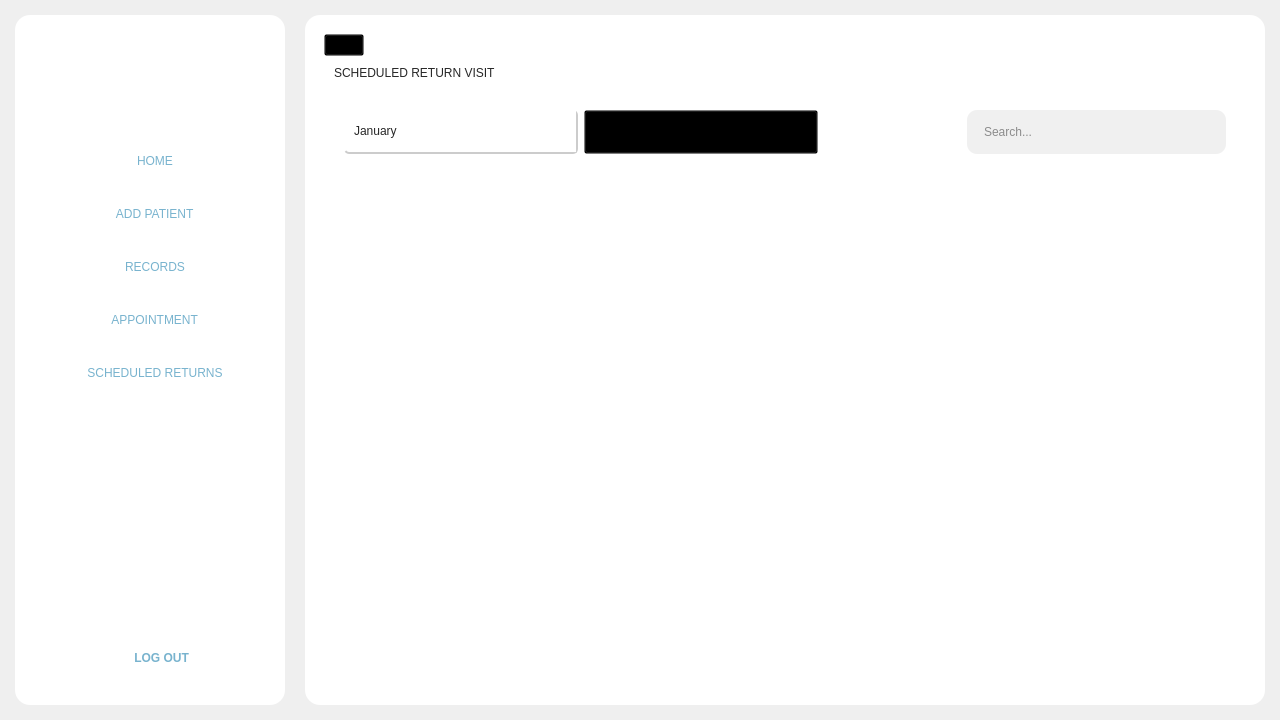
Before: the Qt Designer form Frontend/Home.ui in DreddVDomasian/Petmate-Desktop-Application, drawn with Qt 5.
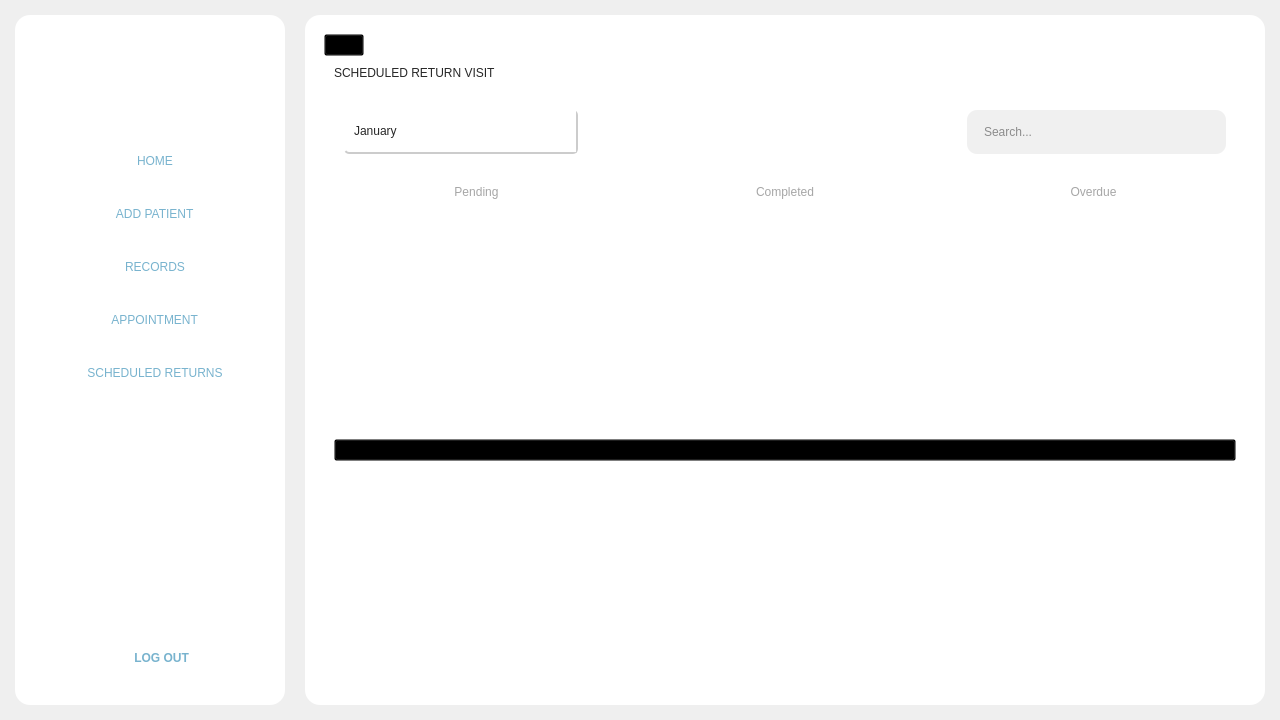
After: the same form once the commit is applied. The open tabs and pages were chosen to show the change. Icons and pictures are not drawn.

Commit message:
Add overdue status and UI for appointments and services
Backend serializers now provide overdue status for services and reminders for pets. Frontend UI and logic updated to support overdue, pending, completed, and cancelled states for both walk-in appointments and scheduled services, including new layouts, buttons, and filtering. Deletion now refreshes both appointment and service lists. Minor UI improvements and bug fixes included.

```diff
--- a/Frontend/Home.ui
+++ b/Frontend/Home.ui
@@ -3925,125 +3925,6 @@
                       </item>
                      </widget>
                     </item>
-                    <item>
-                     <widget class="QComboBox" name="comboBox_2">
-                      <property name="sizePolicy">
-                       <sizepolicy hsizetype="Expanding" vsizetype="Fixed">
-                        <horstretch>0</horstretch>
-                        <verstretch>0</verstretch>
-                       </sizepolicy>
-                      </property>
-                      <property name="minimumSize">
-                       <size>
-                        <width>234</width>
-                        <height>44</height>
-                       </size>
-                      </property>
-                      <property name="styleSheet">
-                       <string notr="true">QComboBox {
-    border-right: 2px solid #cccccc;
-    border-bottom: 2px solid #cccccc;
-    border-radius: 5px;
-	font: 57 12pt &quot;Montserrat Medium&quot;;
-	color:rgb(39, 39, 39);
-	padding-left: 10px;
-
-}
-
-QComboBox::drop-down {
-    background-color: white;
-    border: none;
-}
-
-QComboBox::down-arrow {
-    image: url(:/Icons/Icons/downArrow.png);
-    width: 12px;
-    height: 12px;
-    padding-right: 10px;
-}
-
-/* Dropdown list */
-QComboBox QAbstractItemView {
-    background-color: white;
-    selection-background-color: rgb(193, 193, 193); 
-    selection-color: black;
-    font: 63 12pt &quot;Montserrat SemiBold&quot;;
-    outline: none;
-	border:1px solid rgb(209, 209, 209);
-}
-
-/* List items */
-QComboBox QAbstractItemView::item {
-    background-color: white;
-    color: black;
-    height: 25px;
-    font: 63 12pt &quot;Montserrat SemiBold&quot;;
-}
-
-QComboBox QAbstractItemView::item:hover {
-    background-color: rgb(193, 193, 193);
-    color: black;
-}
-
-/* Scrollbar inside dropdown */
-QComboBox QAbstractItemView QScrollBar:vertical {
-    background-color: transparent; /* or set a solid color */
-    width: 10px;
-    border: none;
-}
-
-QComboBox QAbstractItemView QScrollBar::handle:vertical {
-    background-color: rgb(129, 191, 218);
-    border-radius: 5px;
-    min-height: 120px;
-}
-
-QComboBox QAbstractItemView QScrollBar::handle:vertical:hover {
-    background-color: rgb(86, 127, 145);
-}
-
-QComboBox QAbstractItemView QScrollBar::add-line:vertical,
-QComboBox QAbstractItemView QScrollBar::sub-line:vertical {
-    height: 0px;
-    background: none;
-    border: none;
-}
-
-QComboBox QAbstractItemView QScrollBar::groove:vertical {
-    background: transparent;
-    outline: none;
-    border: none;
-}
-QComboBox QAbstractItemView QScrollBar,
-QComboBox QAbstractItemView QScrollBar::handle,
-QComboBox QAbstractItemView QScrollBar::groove {
-    outline: none;
-    border: none;
-}
-
-QComboBox QLineEdit {
-    font: 63 12pt &quot;Montserrat SemiBold&quot;;
-    color: rgb(39, 39, 39);
-    border: none; /* optional para di mag mukhang double border */
-    background: transparent;
-}font: 14px &quot;Montserrat&quot;;
-color: #272727;</string>
-                      </property>
-                      <property name="currentText">
-                       <string>Today</string>
-                      </property>
-                      <item>
-                       <property name="text">
-                        <string>Today</string>
-                       </property>
-                      </item>
-                      <item>
-                       <property name="text">
-                        <string>This Week</string>
-                       </property>
-                      </item>
-                     </widget>
-                    </item>
                    </layout>
                   </widget>
                  </item>
@@ -4148,7 +4029,25 @@
               <item>
                <widget class="QFrame" name="frame_72">
                 <property name="styleSheet">
-                 <string notr="true">background-color: transparent;</string>
+                 <string notr="true">QPushButton {
+    border: none;
+    background-color: transparent;
+    color: rgb(166, 166, 166);
+    font: 63 12pt &quot;Montserrat SemiBold&quot;;
+    padding: 10px 15px;
+    border-radius: 5px;
+}
+
+
+QPushButton:hover {
+    background-color:rgb(194, 194, 194);
+	border-radius:5px;
+}
+QPushButton:checked {
+    background-color:rgb(252, 213, 151);   /* Active bg color */
+	border-radius:5px;
+    color: rgb(40, 40, 40);                         
+}</string>
                 </property>
                 <property name="frameShape">
                  <enum>QFrame::StyledPanel</enum>
@@ -4156,9 +4055,9 @@
                 <property name="frameShadow">
                  <enum>QFrame::Raised</enum>
                 </property>
-                <layout class="QVBoxLayout" name="verticalLayout_63">
+                <layout class="QHBoxLayout" name="horizontalLayout_17">
                  <property name="spacing">
-                  <number>0</number>
+                  <number>5</number>
                  </property>
                  <property name="leftMargin">
                   <number>0</number>
@@ -4170,12 +4069,58 @@
                   <number>0</number>
                  </property>
                  <property name="bottomMargin">
-                  <number>0</number>
+                  <number>5</number>
                  </property>
                  <item>
-                  <widget class="QScrollArea" name="schedReturnScrollArea">
-                   <property name="styleSheet">
-                    <string notr="true">#schedReturnScrollArea{
+                  <widget class="QPushButton" name="pendingReturnBtn">
+                   <property name="text">
+                    <string>Pending</string>
+                   </property>
+                  </widget>
+                 </item>
+                 <item>
+                  <widget class="QPushButton" name="completeReurnBtn">
+                   <property name="text">
+                    <string>Completed</string>
+                   </property>
+                  </widget>
+                 </item>
+                 <item>
+                  <widget class="QPushButton" name="overdueReturnBtn">
+                   <property name="text">
+                    <string>Overdue</string>
+                   </property>
+                  </widget>
+                 </item>
+                </layout>
+               </widget>
+              </item>
+              <item>
+               <widget class="QStackedWidget" name="returnStackedWidget">
+                <property name="currentIndex">
+                 <number>1</number>
+                </property>
+                <widget class="QWidget" name="pendingReturn">
+                 <layout class="QVBoxLayout" name="verticalLayout_24">
+                  <property name="spacing">
+                   <number>0</number>
+                  </property>
+                  <property name="leftMargin">
+                   <number>0</number>
+                  </property>
+                  <property name="topMargin">
+                   <number>0</number>
+                  </property>
+                  <property name="rightMargin">
+                   <number>0</number>
+                  </property>
+                  <property name="bottomMargin">
+                   <number>0</number>
+                  </property>
+                  <item>
+                   <widget class="QScrollArea" name="schedReturnScrollArea">
+                    <property name="styleSheet">
+                     <string notr="true">#schedReturnScrollArea{
 	border:none;
 
 }
@@ -4209,24 +4154,115 @@
     border-radius: 0px;
 }
 </string>
-                   </property>
-                   <property name="widgetResizable">
-                    <bool>true</bool>
-                   </property>
-                   <widget class="QWidget" name="scheduledReturnScrollPage">
-                    <property name="geometry">
-                     <rect>
-                      <x>0</x>
-                      <y>0</y>
-                      <width>98</width>
-                      <height>28</height>
-                     </rect>
                     </property>
-                    <layout class="QVBoxLayout" name="verticalLayout_64"/>
+                    <property name="widgetResizable">
+                     <bool>true</bool>
+                    </property>
+                    <widget class="QWidget" name="pendingScrollPage">
+                     <property name="geometry">
+                      <rect>
+                       <x>0</x>
+                       <y>0</y>
+                       <width>891</width>
+                       <height>412</height>
+                      </rect>
+                     </property>
+                     <layout class="QVBoxLayout" name="verticalLayout_67"/>
+                    </widget>
                    </widget>
-                  </widget>
-                 </item>
-                </layout>
+                  </item>
+                 </layout>
+                </widget>
+                <widget class="QWidget" name="CompletedReturn">
+                 <layout class="QVBoxLayout" name="verticalLayout_29">
+                  <property name="spacing">
+                   <number>0</number>
+                  </property>
+                  <property name="leftMargin">
+                   <number>0</number>
+                  </property>
+                  <property name="topMargin">
+                   <number>0</number>
+                  </property>
+                  <property name="rightMargin">
+                   <number>0</number>
+                  </property>
+                  <property name="bottomMargin">
+                   <number>0</number>
+                  </property>
+                  <item>
+                   <widget class="QScrollArea" name="scrollArea">
+                    <property name="widgetResizable">
+                     <bool>true</bool>
+                    </property>
+                    <widget class="QWidget" name="completedScrollPage">
+                     <property name="geometry">
+                      <rect>
+                       <x>0</x>
+                       <y>0</y>
+                       <width>889</width>
+                       <height>410</height>
+                      </rect>
+                     </property>
+                     <layout class="QVBoxLayout" name="verticalLayout_33">
+                      <item>
+                       <widget class="QPushButton" name="pushButton_2">
+                        <property name="text">
+                         <string>PushButton</string>
+                        </property>
+                       </widget>
+                      </item>
+                     </layout>
+                    </widget>
+                   </widget>
+                  </item>
+                 </layout>
+                </widget>
+                <widget class="QWidget" name="OverdureReturn">
+                 <layout class="QVBoxLayout" name="verticalLayout_31">
+                  <property name="spacing">
+                   <number>0</number>
+                  </property>
+                  <property name="leftMargin">
+                   <number>0</number>
+                  </property>
+                  <property name="topMargin">
+                   <number>0</number>
+                  </property>
+                  <property name="rightMargin">
+                   <number>0</number>
+                  </property>
+                  <property name="bottomMargin">
+                   <number>0</number>
+                  </property>
+                  <item>
+                   <widget class="QScrollArea" name="scrollArea_2">
+                    <property name="widgetResizable">
+                     <bool>true</bool>
+                    </property>
+                    <widget class="QWidget" name="overdueScrollPage">
+                     <property name="geometry">
+                      <rect>
+                       <x>0</x>
+                       <y>0</y>
+                       <width>889</width>
+                       <height>410</height>
+                      </rect>
+                     </property>
+                     <layout class="QVBoxLayout" name="verticalLayout_32">
+                      <item>
+                       <widget class="QPushButton" name="pushButton">
+                        <property name="text">
+                         <string>PushButton</string>
+                        </property>
+                       </widget>
+                      </item>
+                     </layout>
+                    </widget>
+                   </widget>
+                  </item>
+                 </layout>
+                </widget>
                </widget>
               </item>
              </layout>
```
Left out of the diff: 283 changed lines with no effect on the pictures. The commit also changes 5 other files.
